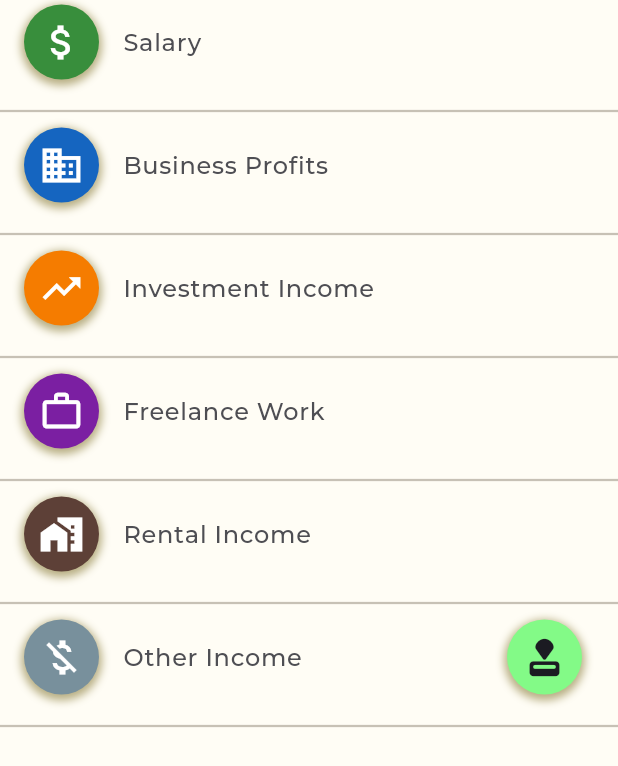
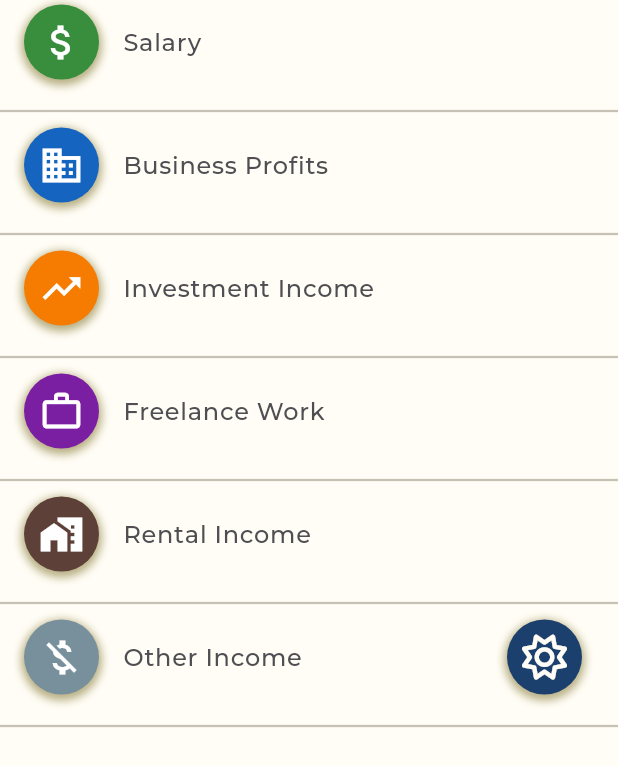
Before and after one commit to Puppychan/tymesavingfrontend, a Flutter app: the CategorySelectionPage widget shown alone on an empty page, opened directly with empty values, on a phone screen of 412 x 824 dp. Shown: the top 766 px of the screen. Run offline on Flutter 3.47's test engine with Material 3 defaults, Android fonts, the phone set to English and light mode, and no system bars; drawn by our look-alikes of loader_overlay; our stand-ins replace dio, dotted_border, fl_chart, flutter_dotenv, flutter_svg, font_awesome_flutter and 8 more; missing offline and left inert: dio_cache_interceptor, dio_cache_interceptor_hive_store; accounts and stored records are empty; network calls fail; statements that could not run were skipped; project files that could hold a hidden picture were left out.

Commit message:
update: update UI of category selection

```diff
--- a/lib/components/category_list/category_selection.dart
+++ b/lib/components/category_list/category_selection.dart
@@ -1,4 +1,5 @@
 import 'package:flutter/material.dart';
+import 'package:font_awesome_flutter/font_awesome_flutter.dart';
 import 'package:provider/provider.dart';
 import 'package:tymesavingfrontend/common/enum/form_state_enum.dart';
 import 'package:tymesavingfrontend/common/enum/transaction_category_enum.dart';
@@ -68,9 +69,9 @@ class _CategorySelectionPageState extends State<CategorySelectionPage> {
                     title: Text(category.name, style: textTheme.bodyLarge),
                     trailing: isSelected
                         ? RoundedIcon(
-                            iconData: Icons.approval_rounded,
-                            backgroundColor: colorScheme.success,
-                            iconColor: colorScheme.onSuccess)
+                            iconData: FontAwesomeIcons.sun,
+                            backgroundColor: colorScheme.primary,
+                            iconColor: colorScheme.onPrimary)
                         : null,
                   ))),
 
```
Also changed, not shown: lib/components/category_list/category_short_selection.dart (+19 -7 lines).
